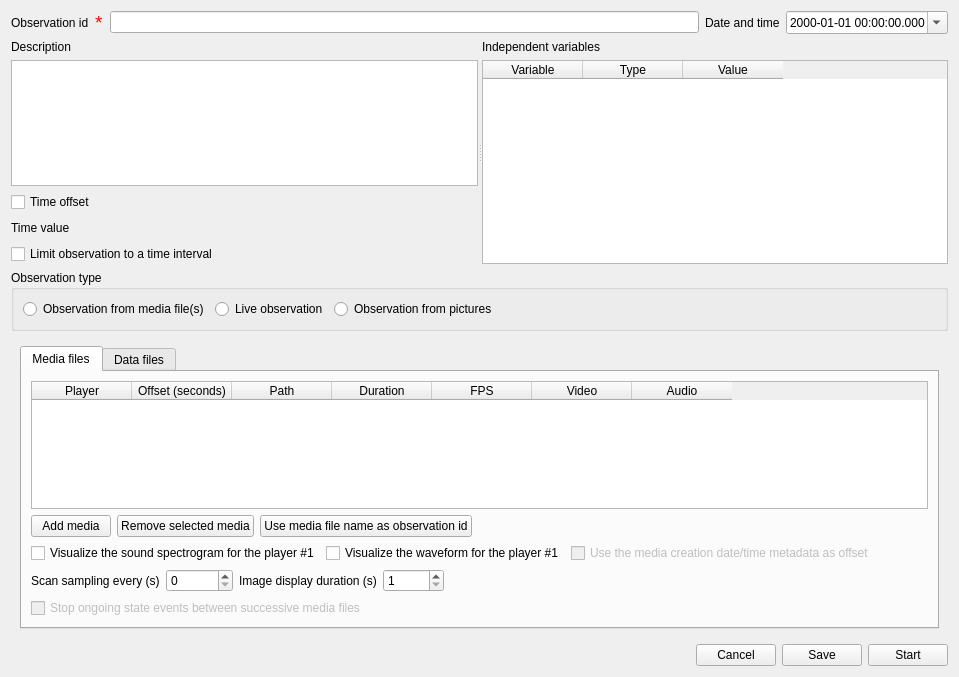
Old version of the form boris/observation.ui in the repository olivierfriard/BORIS.
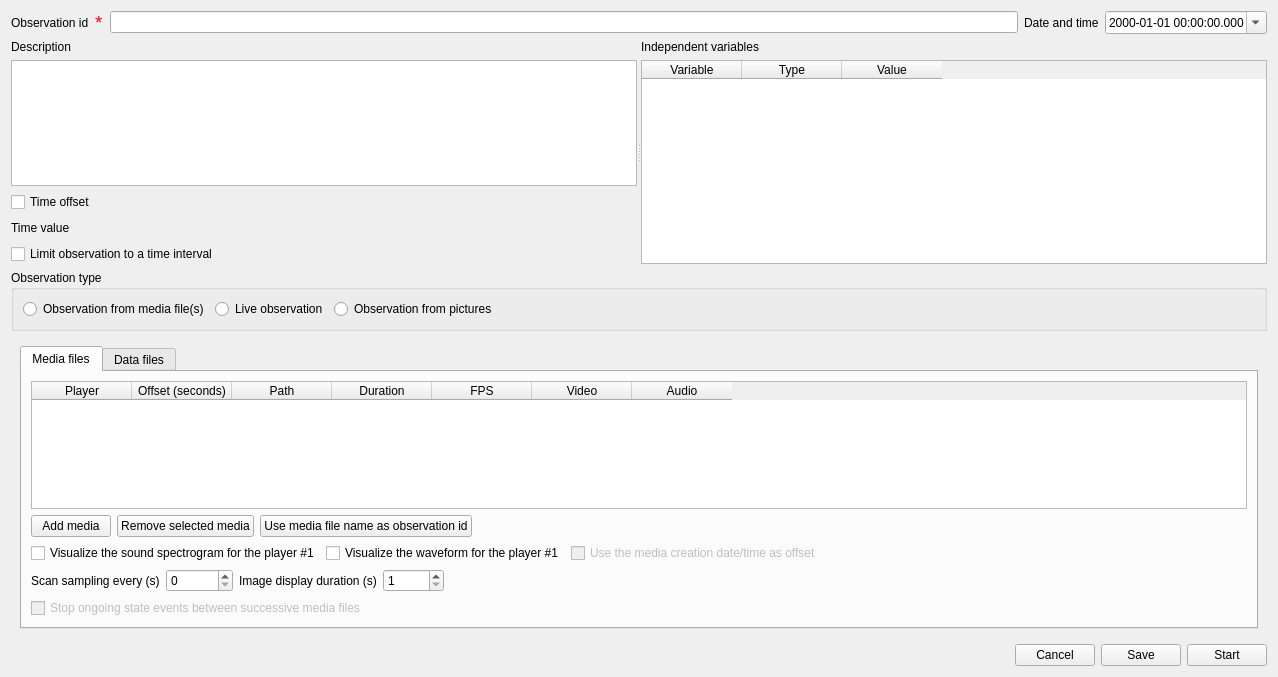
New version of the form. The open tabs and pages were chosen to show the change.

```diff
--- a/boris/observation.ui
+++ b/boris/observation.ui
@@ -6,7 +6,7 @@
    <rect>
     <x>0</x>
     <y>0</y>
-    <width>959</width>
+    <width>1278</width>
     <height>677</height>
    </rect>
   </property>
@@ -360,7 +360,7 @@
                 <bool>false</bool>
                </property>
                <property name="text">
-                <string>Use the media creation date/time metadata as offset</string>
+                <string>Use the media creation date/time as offset</string>
                </property>
               </widget>
              </item>
```
Left out of the diff: 44 changed lines with no effect on the pictures.
